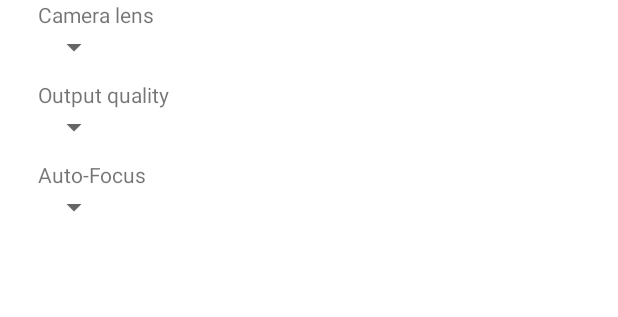
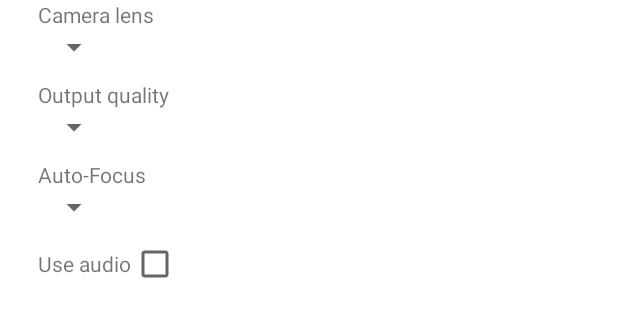
Before and after one commit to tyrex-team/senslogs, an Android app: the layout dialog_sensor_camera_settings.xml on its own in the app's theme, with its tools: preview values and no code run, on a phone screen of 412 x 824 dp. Shown: the top 317 px of the screen. Run offline under Robolectric (Android 15) with nearby library versions, the phone set to English and light mode, and no system bars.

Commit message:
feat: make camera audio optional

```diff
--- a/app/src/main/res/layout/dialog_sensor_camera_settings.xml
+++ b/app/src/main/res/layout/dialog_sensor_camera_settings.xml
@@ -49,5 +49,25 @@
         android:layout_height="wrap_content"
         android:layout_below="@id/settings_sensor_camera_af_title" />
 
+    <LinearLayout
+        android:layout_width="wrap_content"
+        android:layout_height="wrap_content"
+        android:layout_marginTop="10dp"
+        android:layout_below="@id/settings_sensor_camera_af">
+
+        <TextView
+            android:id="@+id/settings_sensor_camera_audio_title"
+            android:layout_width="wrap_content"
+            android:layout_height="wrap_content"
+            android:text="@string/settings_sensor_camera_audio_title"
+            android:textAppearance="?android:textAppearanceSmall" />
+
+        <CheckBox
+            android:id="@+id/settings_sensor_camera_audio"
+            android:layout_width="wrap_content"
+            android:layout_height="wrap_content" />
+    </LinearLayout>
+
+
 
 </RelativeLayout>
--- a/app/src/main/res/values/strings.xml
+++ b/app/src/main/res/values/strings.xml
@@ -94,6 +94,7 @@
 	<string name="settings_sensor_camera_lens_title">Camera lens</string>
 	<string name="settings_sensor_camera_quality_title">Output quality</string>
 	<string name="settings_sensor_camera_af_title">Auto-Focus</string>
+	<string name="settings_sensor_camera_audio_title">Use audio</string>
 	<string name="settings_ok">Ok</string>
 	<string name="settings_cancel">Cancel</string>
 
```
Also changed, not shown: app/src/main/java/fr/inria/tyrex/senslogs/model/sensors/CameraRecorder.java (+45 -8 lines), app/src/main/java/fr/inria/tyrex/senslogs/ui/MainFragment.java (+2 -5 lines), app/src/main/java/fr/inria/tyrex/senslogs/ui/dialog/SettingsSensorDialog.java (+37 -1 lines).
